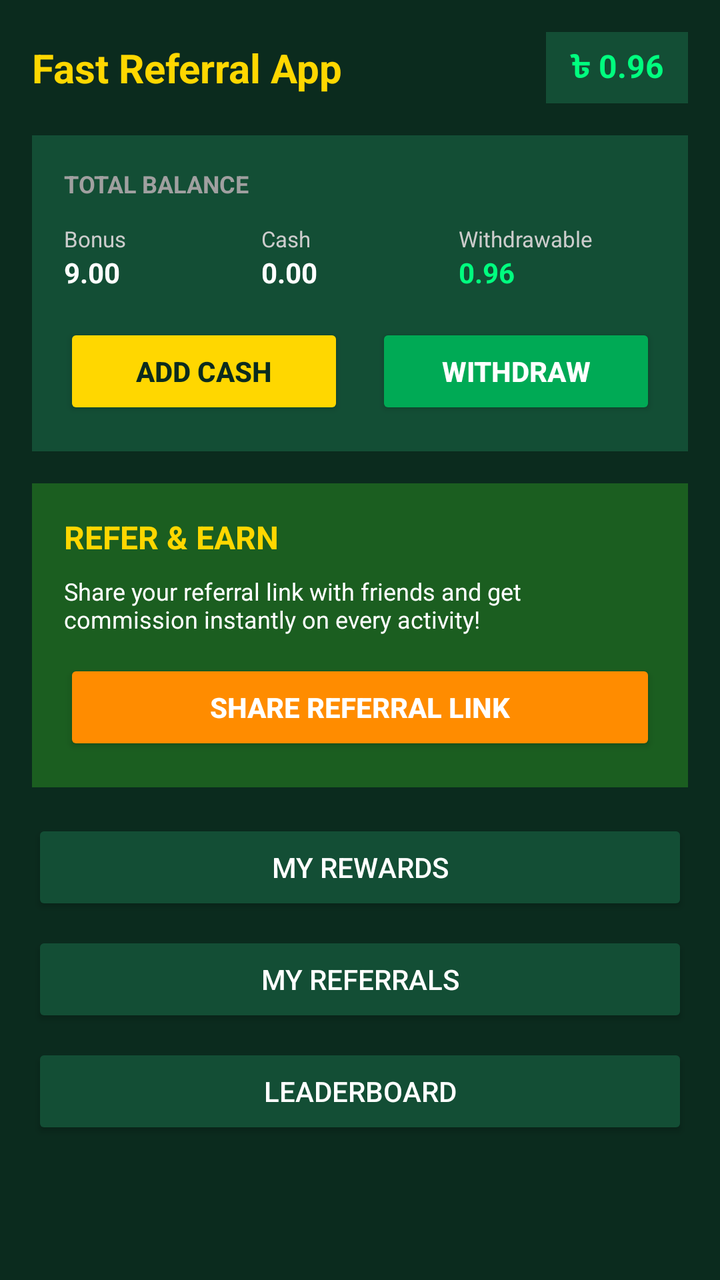
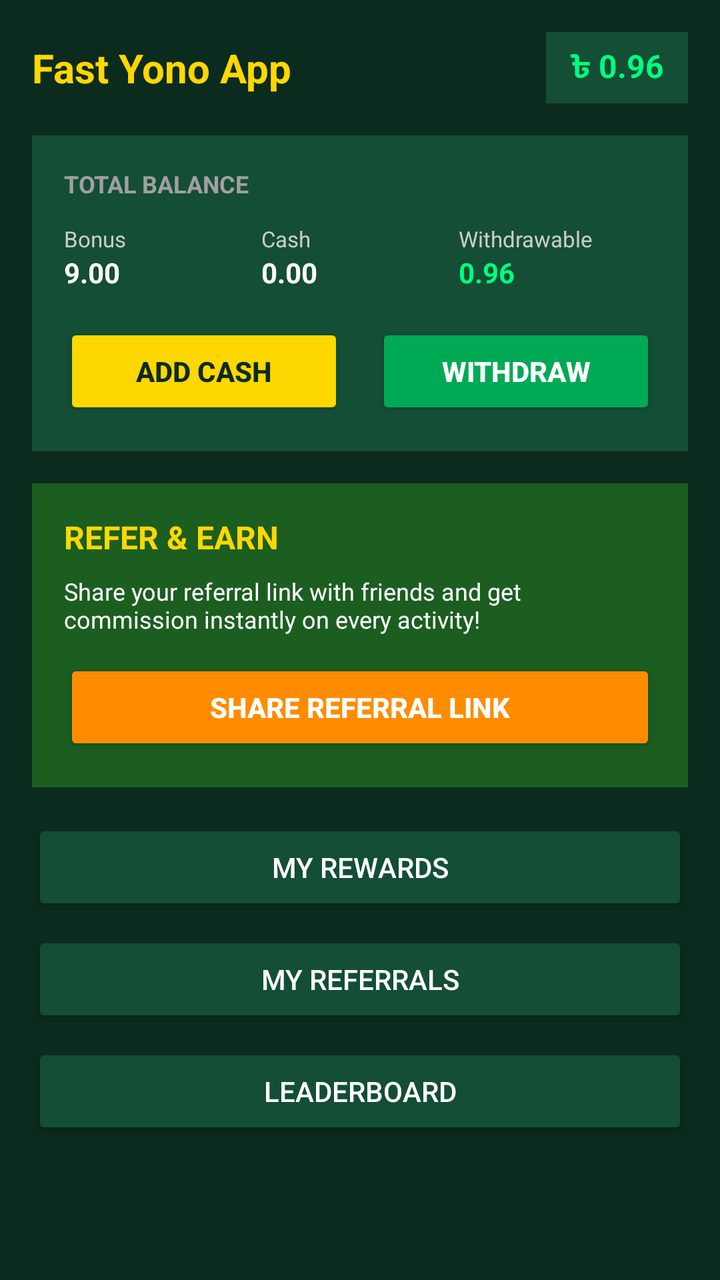

Screens rendered from an Android XML layout before and after an edit, with the pre-edit source and the edit as a unified diff.
<!-- AndroidManifest.xml: application theme Theme.AppCompat.Light.DarkActionBar -->
<!-- res/layout/activity_main.xml -->
<?xml version="1.0" encoding="utf-8"?>
<LinearLayout xmlns:android="http://schemas.android.com/apk/res/android"
    android:layout_width="match_parent"
    android:layout_height="match_parent"
    android:background="#0B2B1E"
    android:orientation="vertical"
    android:padding="16dp">

    
    <LinearLayout
        android:layout_width="match_parent"
        android:layout_height="wrap_content"
        android:gravity="center_vertical"
        android:orientation="horizontal">

        <TextView
            android:layout_width="0dp"
            android:layout_height="wrap_content"
            android:layout_weight="1"
            android:text="Fast Referral App"
            android:textColor="#FFD700"
            android:textSize="20sp"
            android:textStyle="bold" />

        <TextView
            android:layout_width="wrap_content"
            android:layout_height="wrap_content"
            android:background="#134E35"
            android:paddingHorizontal="12dp"
            android:paddingVertical="6dp"
            android:text="৳ 0.96"
            android:textColor="#00FF7F"
            android:textSize="16sp"
            android:textStyle="bold" />
    </LinearLayout>

    
    <LinearLayout
        android:layout_width="match_parent"
        android:layout_height="wrap_content"
        android:layout_marginTop="16dp"
        android:background="#134E35"
        android:orientation="vertical"
        android:padding="16dp">

        <TextView
            android:layout_width="wrap_content"
            android:layout_height="wrap_content"
            android:text="TOTAL BALANCE"
            android:textColor="#A0A0A0"
            android:textSize="12sp"
            android:textStyle="bold" />

        <LinearLayout
            android:layout_width="match_parent"
            android:layout_height="wrap_content"
            android:layout_marginTop="12dp"
            android:orientation="horizontal">

            <LinearLayout
                android:layout_width="0dp"
                android:layout_height="wrap_content"
                android:layout_weight="1"
                android:orientation="vertical">

                <TextView
                    android:layout_width="wrap_content"
                    android:layout_height="wrap_content"
                    android:text="Bonus"
                    android:textColor="#CCCCCC"
                    android:textSize="11sp" />

                <TextView
                    android:layout_width="wrap_content"
                    android:layout_height="wrap_content"
                    android:text="9.00"
                    android:textColor="#FFFFFF"
                    android:textSize="14sp"
                    android:textStyle="bold" />
            </LinearLayout>

            <LinearLayout
                android:layout_width="0dp"
                android:layout_height="wrap_content"
                android:layout_weight="1"
                android:orientation="vertical">

                <TextView
                    android:layout_width="wrap_content"
                    android:layout_height="wrap_content"
                    android:text="Cash"
                    android:textColor="#CCCCCC"
                    android:textSize="11sp" />

                <TextView
                    android:layout_width="wrap_content"
                    android:layout_height="wrap_content"
                    android:text="0.00"
                    android:textColor="#FFFFFF"
                    android:textSize="14sp"
                    android:textStyle="bold" />
            </LinearLayout>

            <LinearLayout
                android:layout_width="0dp"
                android:layout_height="wrap_content"
                android:layout_weight="1"
                android:orientation="vertical">

                <TextView
                    android:layout_width="wrap_content"
                    android:layout_height="wrap_content"
                    android:text="Withdrawable"
                    android:textColor="#CCCCCC"
                    android:textSize="11sp" />

                <TextView
                    android:layout_width="wrap_content"
                    android:layout_height="wrap_content"
                    android:text="0.96"
                    android:textColor="#00FF7F"
                    android:textSize="14sp"
                    android:textStyle="bold" />
            </LinearLayout>
        </LinearLayout>

        
        <LinearLayout
            android:layout_width="match_parent"
            android:layout_height="wrap_content"
            android:layout_marginTop="16dp"
            android:orientation="horizontal">

            <Button
                android:id="@+id/btnAddCash"
                android:layout_width="0dp"
                android:layout_height="wrap_content"
                android:layout_weight="1"
                android:layout_marginEnd="8dp"
                android:backgroundTint="#FFD700"
                android:text="Add Cash"
                android:textColor="#0B2B1E"
                android:textStyle="bold" />

            <Button
                android:id="@+id/btnWithdraw"
                android:layout_width="0dp"
                android:layout_height="wrap_content"
                android:layout_weight="1"
                android:layout_marginStart="8dp"
                android:backgroundTint="#00AA55"
                android:text="Withdraw"
                android:textColor="#FFFFFF"
                android:textStyle="bold" />
        </LinearLayout>
    </LinearLayout>

    
    <LinearLayout
        android:layout_width="match_parent"
        android:layout_height="wrap_content"
        android:layout_marginTop="16dp"
        android:background="#1B5E20"
        android:orientation="vertical"
        android:padding="16dp">

        <TextView
            android:layout_width="wrap_content"
            android:layout_height="wrap_content"
            android:text="REFER &amp; EARN"
            android:textColor="#FFD700"
            android:textSize="16sp"
            android:textStyle="bold" />

        <TextView
            android:layout_width="match_parent"
            android:layout_height="wrap_content"
            android:layout_marginTop="8dp"
            android:text="Share your referral link with friends and get commission instantly on every activity!"
            android:textColor="#FFFFFF"
            android:textSize="12sp" />

        <Button
            android:id="@+id/btnShare"
            android:layout_width="match_parent"
            android:layout_height="wrap_content"
            android:layout_marginTop="12dp"
            android:backgroundTint="#FF8C00"
            android:text="Share Referral Link"
            android:textColor="#FFFFFF"
            android:textStyle="bold" />
    </LinearLayout>

    
    <LinearLayout
        android:layout_width="match_parent"
        android:layout_height="wrap_content"
        android:layout_marginTop="16dp"
        android:orientation="vertical">

        <Button
            android:id="@+id/btnRewards"
            android:layout_width="match_parent"
            android:layout_height="wrap_content"
            android:layout_marginBottom="8dp"
            android:backgroundTint="#134E35"
            android:text="My Rewards"
            android:textColor="#FFFFFF" />

        <Button
            android:id="@+id/btnReferrals"
            android:layout_width="match_parent"
            android:layout_height="wrap_content"
            android:layout_marginBottom="8dp"
            android:backgroundTint="#134E35"
            android:text="My Referrals"
            android:textColor="#FFFFFF" />

        <Button
            android:id="@+id/btnLeaderboard"
            android:layout_width="match_parent"
            android:layout_height="wrap_content"
            android:backgroundTint="#134E35"
            android:text="Leaderboard"
            android:textColor="#FFFFFF" />
    </LinearLayout>

</LinearLayout>
<!-- resources referenced by this layout -->
<resources>

</resources>

<!-- the commit's change to res/layout/activity_main.xml (unified diff, before → after) -->
@@ -17,7 +17,7 @@
             android:layout_width="0dp"
             android:layout_height="wrap_content"
             android:layout_weight="1"
-            android:text="Fast Referral App"
+            android:text="Fast Yono App"
             android:textColor="#FFD700"
             android:textSize="20sp"
             android:textStyle="bold" />
